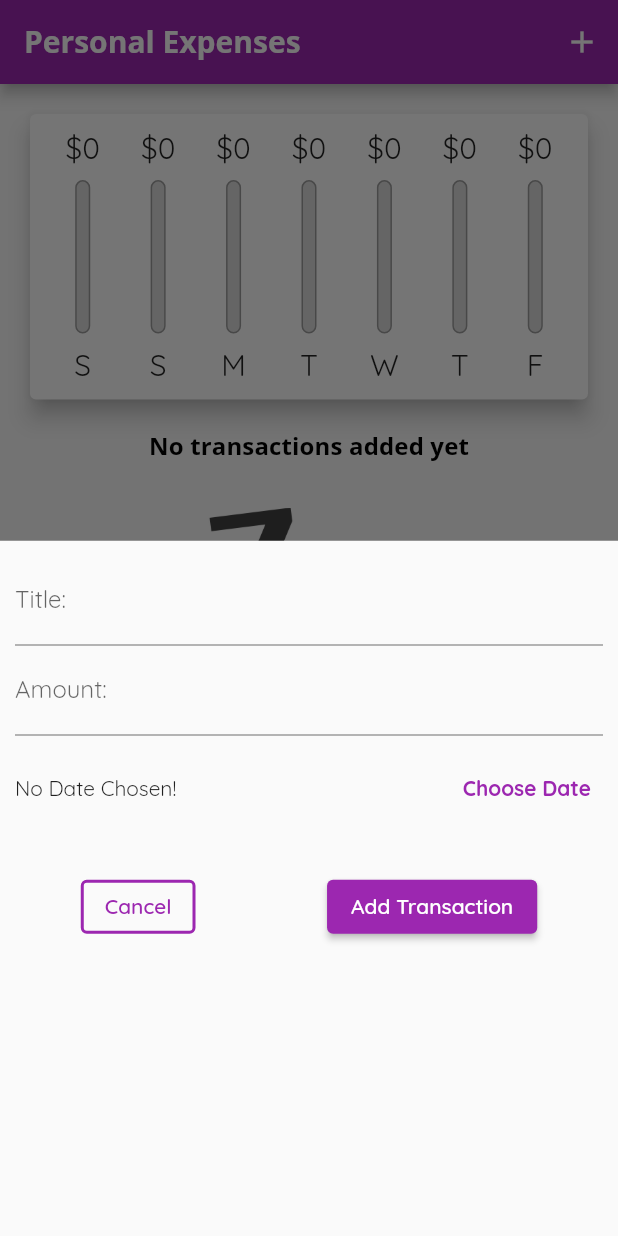
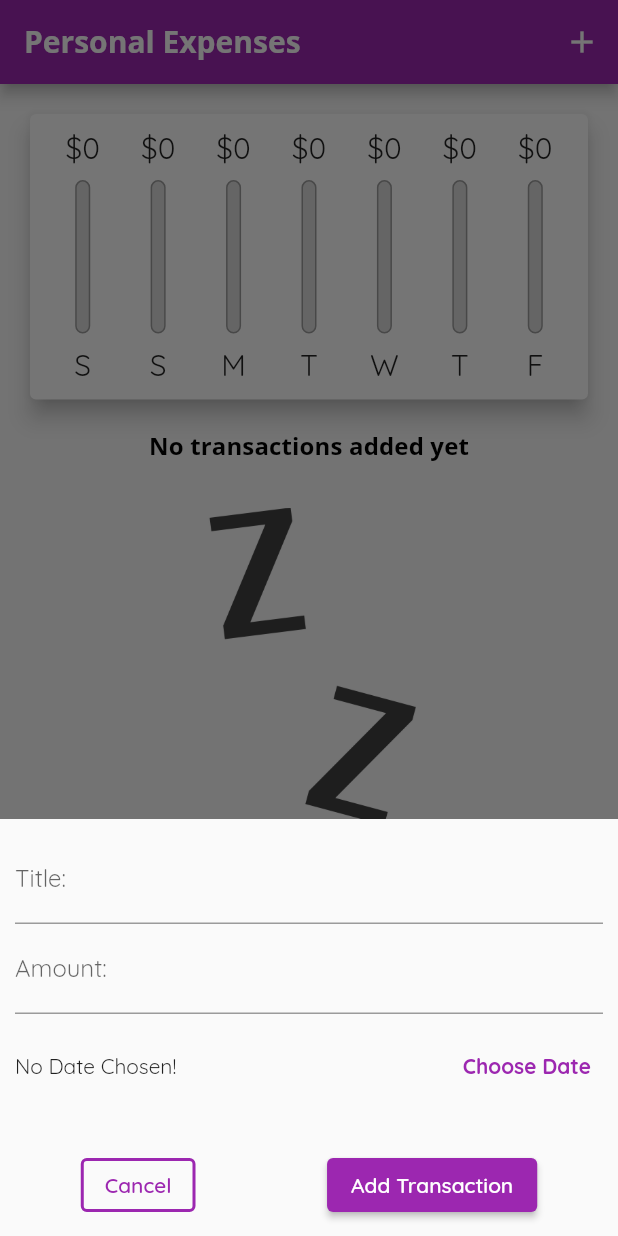
Before and after one commit to SJovis/flutter_expenses_app, a Flutter app: the screen it shows after launch, after a tap on the "add" icon, on a phone screen of 412 x 824 dp. Run offline on Flutter 3.47's test engine with Material 2 defaults, Android fonts, the phone set to English and light mode, and no system bars.

Commit message:
added scrolling and padding to new transaction

```diff
--- a/lib/widgets/new_transaction.dart
+++ b/lib/widgets/new_transaction.dart
@@ -49,8 +49,14 @@ class _NewTransactionState extends State<NewTransaction> {
 
   @override
   Widget build(BuildContext context) {
-    return Container(
-      padding: const EdgeInsets.all(10.0),
+    return SingleChildScrollView(
+      child: Container(
+        padding: EdgeInsets.only(
+          top: 10.0,
+          left: 10.0,
+          right: 10.0,
+          bottom: MediaQuery.of(context).viewInsets.bottom + 10,
+        ),
         child: Column(
           crossAxisAlignment: CrossAxisAlignment.end,
           children: [
@@ -64,7 +70,8 @@ class _NewTransactionState extends State<NewTransaction> {
             ),
             // TRANSACTION PRICE AMOUNT INPUT
             TextField(
-            keyboardType: const TextInputType.numberWithOptions(decimal: true),
+              keyboardType:
+                  const TextInputType.numberWithOptions(decimal: true),
               decoration: const InputDecoration(
                 label: Text('Amount:'),
               ),
@@ -116,6 +123,7 @@ class _NewTransactionState extends State<NewTransaction> {
             )
           ],
         ),
+      ),
     );
   }
 }
```
Lines whose indentation alone changed are shown as unchanged.
